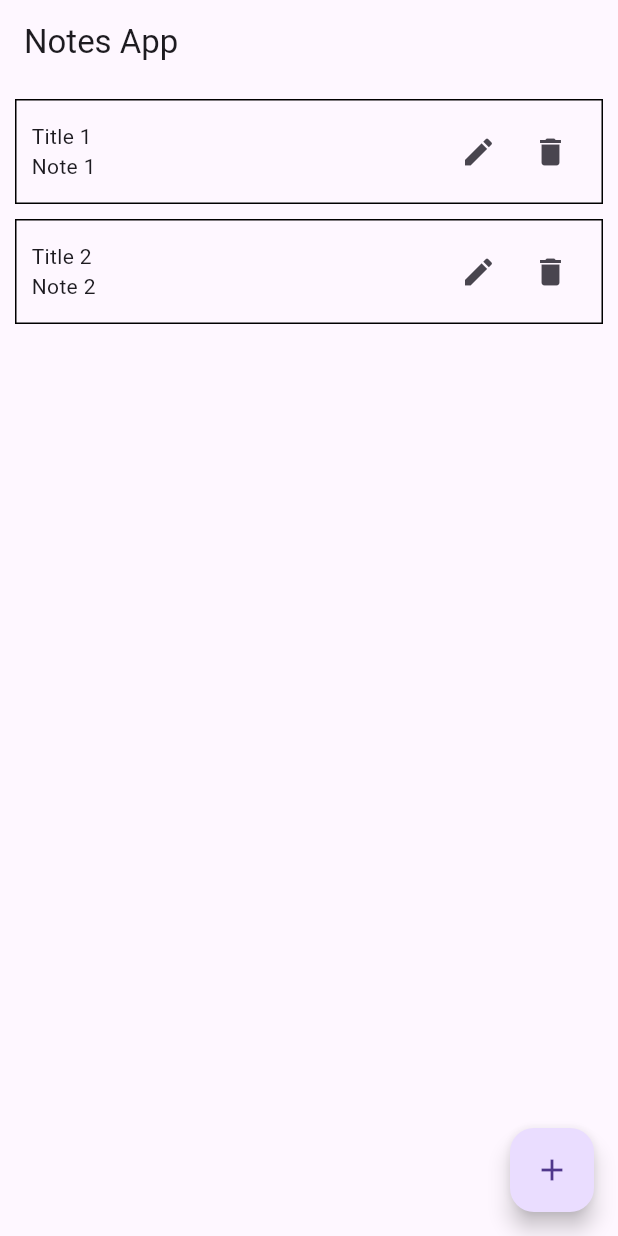
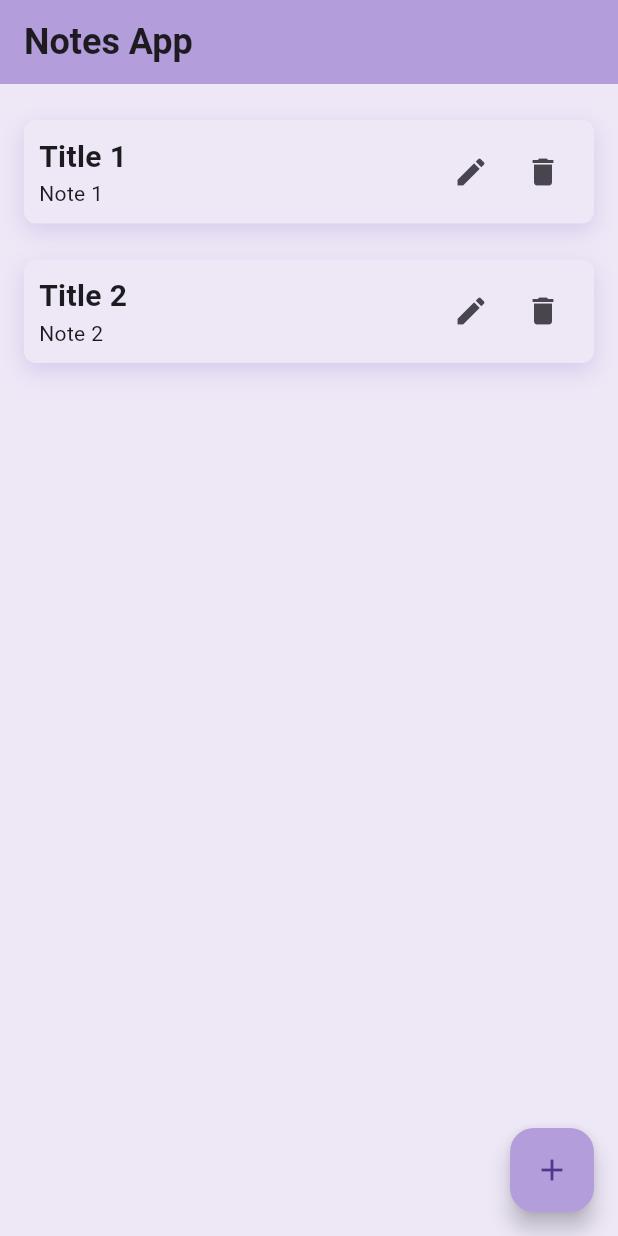
Before and after one commit to fatiyaa/ppb-note-app, a Flutter app: the screen it shows after launch, on a phone screen of 412 x 824 dp. Run offline on Flutter 3.47's test engine with Material 3 defaults, Android fonts, the phone set to English and light mode, and no system bars.

Commit message:
feat: styling

```diff
--- a/lib/main.dart
+++ b/lib/main.dart
@@ -44,10 +44,14 @@ class MyAppState extends State<MyApp> {
     return MaterialApp(
       title: 'Notes App',
       home: Scaffold(
-        appBar: AppBar(title: const Text('Notes App')),
+        backgroundColor: Colors.deepPurple[50],
+        appBar: AppBar(
+            backgroundColor: Colors.deepPurple[200],
+            title: const Text('Notes App', style: TextStyle(fontWeight: FontWeight.bold, fontSize: 24))
+        ),
         body: Expanded(
           child: ListView(
-            padding: EdgeInsets.all(10),
+            padding: EdgeInsets.symmetric(vertical: 24, horizontal: 16),
             children:
                 notes
                     .map(
--- a/lib/widget/note-add-form.dart
+++ b/lib/widget/note-add-form.dart
@@ -58,6 +58,7 @@ class NoteAddFormState extends State<NoteAddForm> {
   @override
   Widget build(BuildContext context) {
     return FloatingActionButton(
+      backgroundColor: Colors.deepPurple[200],
       onPressed: _showAddNoteDialog,
       child: Icon(Icons.add),
     );
--- a/lib/widget/note-card.dart
+++ b/lib/widget/note-card.dart
@@ -19,18 +19,35 @@ class NoteCard extends StatelessWidget {
   Widget build(BuildContext context) {
     return Container(
       padding: EdgeInsets.all(10),
-      margin: EdgeInsets.only(bottom: 10),
-      decoration: BoxDecoration(border: Border.all(color: Colors.black)),
+      margin: EdgeInsets.only(bottom: 24),
+      decoration: BoxDecoration(
+        // border: Border.all(color: Colors.black),
+        borderRadius: BorderRadius.circular(8.0),
+        boxShadow: [
+          BoxShadow(
+            color: Colors.deepPurple.shade200.withAlpha(96),
+            blurRadius: 12,
+            offset: Offset(0, 5),
+          ),
+        ],
+        color: Colors.deepPurple[50],
+      ),
       child: Row(
         children: [
           Expanded(
             child: Column(
               crossAxisAlignment: CrossAxisAlignment.start,
-              children: [Text(title), Text(note)],
+              children: [
+                Text(title, style: TextStyle(fontWeight: FontWeight.bold, fontSize: 20)),
+                Text(note),
+              ],
             ),
           ),
-          NoteEditForm(editNote: editNote, oldNote: Note(title: title, note: note)),
-          IconButton(icon: Icon(Icons.delete), onPressed: () => deleteNote()),
+          NoteEditForm(
+            editNote: editNote,
+            oldNote: Note(title: title, note: note),
+          ),
+          IconButton(icon: Icon(Icons.delete, ), onPressed: () => deleteNote()),
         ],
       ),
       //
```
